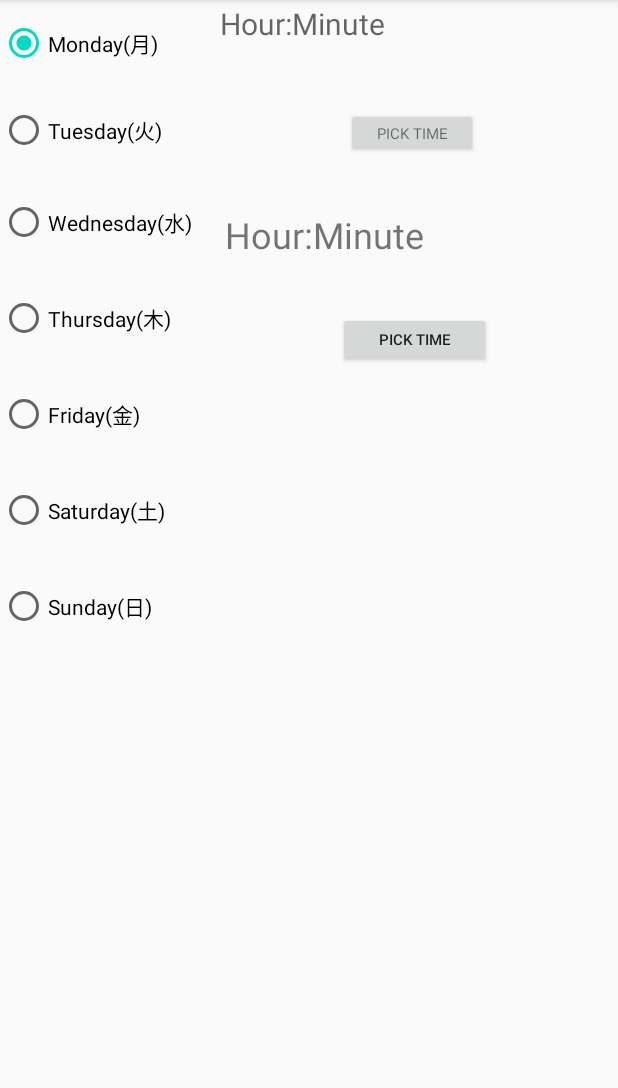
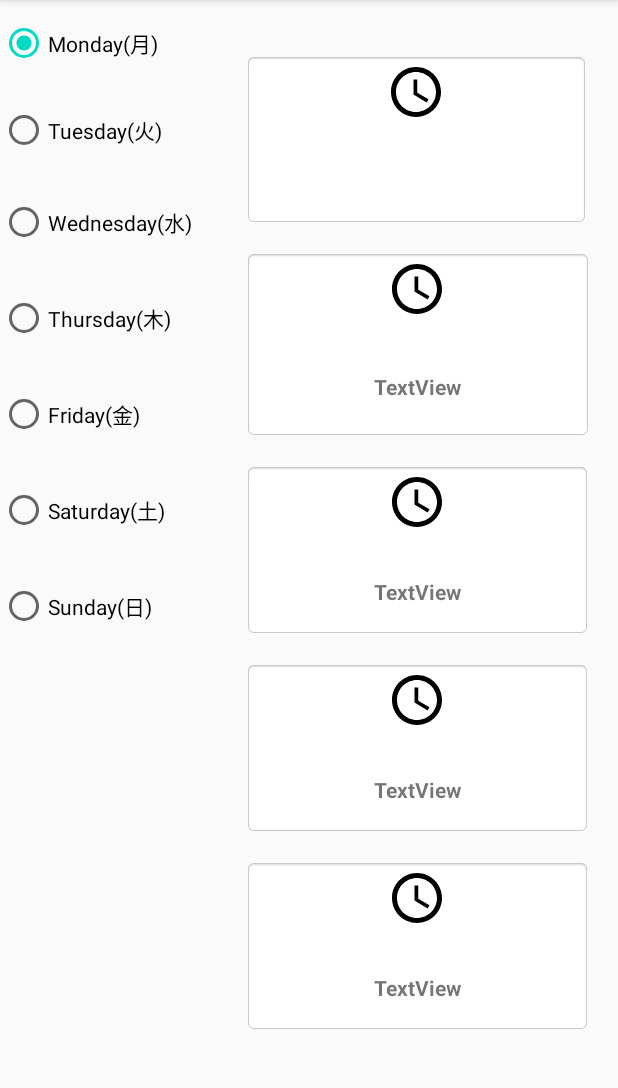
Before and after one commit to KUASE-AndroidDev2020/Project09, an Android app: the Create_a_calendar screen opened directly, with no data from a screen before it, on a phone screen of 412 x 824 dp, the part 84-1172 px from its top. Run offline under Robolectric (Android 15) with nearby library versions, the phone set to English and light mode, and no system bars.

Commit message:
create main2

```diff
--- a/app/src/main/AndroidManifest.xml
+++ b/app/src/main/AndroidManifest.xml
@@ -9,7 +9,7 @@
         android:roundIcon="@mipmap/ic_launcher_round"
         android:supportsRtl="true"
         android:theme="@style/AppTheme">
-        <activity android:name=".timer"></activity>
+        <activity android:name=".Main2Activity"></activity>
         <activity android:name=".Create_a_calendar" />
         <activity android:name=".MainActivity">
             <intent-filter>
@@ -17,6 +17,7 @@
 
                 <category android:name="android.intent.category.LAUNCHER" />
             </intent-filter>
+
         </activity>
     </application>
 
--- a/app/src/main/java/com/example/project09/Create_a_calendar.java
+++ b/app/src/main/java/com/example/project09/Create_a_calendar.java
@@ -4,21 +4,23 @@ import androidx.appcompat.app.AppCompatActivity;
 
 import android.app.TimePickerDialog;
 import android.content.Context;
+import android.graphics.Color;
+import android.graphics.drawable.ColorDrawable;
 import android.os.Bundle;
+import android.text.format.DateFormat;
 import android.view.View;
 import android.widget.Button;
 import android.widget.TextView;
 import android.widget.TimePicker;
 
+import java.text.ParseException;
+import java.text.SimpleDateFormat;
 import java.util.Calendar;
+import java.util.Date;
 
 public class Create_a_calendar extends AppCompatActivity {
-
-   TextView mTimeTextView;
-
-    Button mPickTimeButton;
-
-    Context mContext = this;
+    TextView tvTimer1,tvTimer2,tvTimer3,tvTimer4,tvTimer5;
+    int t1Hour,t1Minute,t2Hour,t2Minute,t3Hour,t3Minute,t4Hour,t4Minute,t5Hour,t5Minute;
 
 
     @Override
@@ -26,48 +28,137 @@ public class Create_a_calendar extends AppCompatActivity {
         super.onCreate(savedInstanceState);
         setContentView(R.layout.activity_create_a_calendar);
 
+        tvTimer1 = findViewById(R.id.tv_timer1);
+        tvTimer2 = findViewById(R.id.tv_timer2);
+        tvTimer3 = findViewById(R.id.tv_timer3);
+        tvTimer4 = findViewById(R.id.tv_timer4);
+        tvTimer5 = findViewById(R.id.tv_timer5);
 
-        mTimeTextView = (TextView) findViewById(R.id.time_text_view);
-
-        Calendar calendar = Calendar.getInstance();
-
-        final int hour = calendar.get(Calendar.HOUR_OF_DAY);
-        final int minute = calendar.get(Calendar.MINUTE);
-
-
-        mPickTimeButton = (Button) findViewById(R.id.pick_time_button);
-        mPickTimeButton.setOnClickListener(new View.OnClickListener() {
+        tvTimer1.setOnClickListener(new View.OnClickListener() {
             @Override
             public void onClick(View v) {
 
-                TimePickerDialog timePickerDialog = new TimePickerDialog(mContext, new TimePickerDialog.OnTimeSetListener() {
+                TimePickerDialog timePickerDialog = new TimePickerDialog(
+                        Create_a_calendar.this,
+                        new TimePickerDialog.OnTimeSetListener() {
                             @Override
                             public void onTimeSet(TimePicker view, int hourOfDay, int minute) {
-                        mTimeTextView.setText(hourOfDay + ":" + minute);
+
+                                t1Hour = hourOfDay;
+                                t1Minute = minute;
+
+                                Calendar calendar = Calendar.getInstance();
+                                calendar.set(0,0,0,t1Hour,t1Minute);
+                                tvTimer1.setText(DateFormat.format("hh:mm aa",calendar));
                             }
-                }, hour, minute, android.text.format.DateFormat.is24HourFormat(mContext));
+                        },12,0,false
+                );
+                timePickerDialog.updateTime(t1Hour,t1Minute);
                 timePickerDialog.show();
             }
         });
 
+        tvTimer2.setOnClickListener(new View.OnClickListener() {
+            @Override
+            public void onClick(View v) {
+                TimePickerDialog timePickerDialog =new TimePickerDialog(
+                        Create_a_calendar.this,
+                        android.R.style.Theme_Holo_Light_Dialog_MinWidth,
+                        new TimePickerDialog.OnTimeSetListener() {
+                            @Override
+                            public void onTimeSet(TimePicker view, int hourOfDay, int minute) {
+                                t2Hour = hourOfDay;
+                                t2Minute = minute;
+                                String time = t2Hour + ":" + t2Minute;
+                                SimpleDateFormat f24Hours = new SimpleDateFormat(
+                                        "HH:mm"
+                                );
+                                try {
 
 
-        mTimeTextView = (TextView) findViewById(R.id.time_text_view2);
+                                    Date date = f24Hours.parse(time);
+                                    SimpleDateFormat f12Hours = new SimpleDateFormat(
+                                            "hh:mm aa"
+                                    );
+                                    tvTimer2.setText(f12Hours.format(date));
 
-
-
-
-        mPickTimeButton = (Button) findViewById(R.id.pick_time_button2);
-        mPickTimeButton.setOnClickListener(new View.OnClickListener() {
+                                } catch (ParseException e) {
+                                    e.printStackTrace();
+                                }
+                            }
+                        },12,0,false
+                );
+                timePickerDialog.getWindow().setBackgroundDrawable(new ColorDrawable(Color.TRANSPARENT));
+                timePickerDialog.updateTime(t2Hour,t2Minute);
+                timePickerDialog.show();
+            }
+        });
+        tvTimer3.setOnClickListener(new View.OnClickListener() {
             @Override
             public void onClick(View v) {
 
-                TimePickerDialog timePickerDialog = new TimePickerDialog(mContext, new TimePickerDialog.OnTimeSetListener() {
+                TimePickerDialog timePickerDialog = new TimePickerDialog(
+                        Create_a_calendar.this,
+                        new TimePickerDialog.OnTimeSetListener() {
                             @Override
                             public void onTimeSet(TimePicker view, int hourOfDay, int minute) {
-                        mTimeTextView.setText(hourOfDay + ":" + minute);
+
+                                t3Hour = hourOfDay;
+                                t3Minute = minute;
+
+                                Calendar calendar = Calendar.getInstance();
+                                calendar.set(0,0,0,t3Hour,t3Minute);
+                                tvTimer3.setText(DateFormat.format("hh:mm aa",calendar));
                             }
-                },hour,minute,android.text.format.DateFormat.is24HourFormat(mContext));
+                        },12,0,false
+                );
+                timePickerDialog.updateTime(t3Hour,t3Minute);
+                timePickerDialog.show();
+            }
+        });
+        tvTimer4.setOnClickListener(new View.OnClickListener() {
+            @Override
+            public void onClick(View v) {
+
+                TimePickerDialog timePickerDialog = new TimePickerDialog(
+                        Create_a_calendar.this,
+                        new TimePickerDialog.OnTimeSetListener() {
+                            @Override
+                            public void onTimeSet(TimePicker view, int hourOfDay, int minute) {
+
+                                t4Hour = hourOfDay;
+                                t4Minute = minute;
+
+                                Calendar calendar = Calendar.getInstance();
+                                calendar.set(0,0,0,t4Hour,t4Minute);
+                                tvTimer4.setText(DateFormat.format("hh:mm aa",calendar));
+                            }
+                        },12,0,false
+                );
+                timePickerDialog.updateTime(t4Hour,t4Minute);
+                timePickerDialog.show();
+            }
+        });
+        tvTimer5.setOnClickListener(new View.OnClickListener() {
+            @Override
+            public void onClick(View v) {
+
+                TimePickerDialog timePickerDialog = new TimePickerDialog(
+                        Create_a_calendar.this,
+                        new TimePickerDialog.OnTimeSetListener() {
+                            @Override
+                            public void onTimeSet(TimePicker view, int hourOfDay, int minute) {
+
+                                t5Hour = hourOfDay;
+                                t5Minute = minute;
+
+                                Calendar calendar = Calendar.getInstance();
+                                calendar.set(0,0,0,t5Hour,t5Minute);
+                                tvTimer5.setText(DateFormat.format("hh:mm aa",calendar));
+                            }
+                        },12,0,false
+                );
+                timePickerDialog.updateTime(t5Hour,t5Minute);
                 timePickerDialog.show();
             }
         });
--- a/app/src/main/java/com/example/project09/MainActivity.java
+++ b/app/src/main/java/com/example/project09/MainActivity.java
@@ -17,4 +17,10 @@ public class MainActivity extends AppCompatActivity {
         Intent Create_a_calendar = new Intent(this, Create_a_calendar.class);
         startActivity(Create_a_calendar);
     }
+    public void gotoMain2(View view){
+        Intent Main2Activity = new Intent( this,Main2Activity.class);
+        startActivity(Main2Activity);
+    }
+
+
 }
--- /dev/null
+++ b/app/src/main/res/drawable/ic_time.xml
@@ -0,0 +1,4 @@
+<vector android:height="40dp" android:viewportHeight="24.0"
+    android:viewportWidth="24.0" android:width="40dp" xmlns:android="http://schemas.android.com/apk/res/android">
+    <path android:fillColor="#FF000000" android:pathData="M11.99,2C6.47,2 2,6.48 2,12s4.47,10 9.99,10C17.52,22 22,17.52 22,12S17.52,2 11.99,2zM12,20c-4.42,0 -8,-3.58 -8,-8s3.58,-8 8,-8 8,3.58 8,8 -3.58,8 -8,8zM12.5,7H11v6l5.25,3.15 0.75,-1.23 -4.5,-2.67z"/>
+</vector>
--- a/app/src/main/res/layout/activity_create_a_calendar.xml
+++ b/app/src/main/res/layout/activity_create_a_calendar.xml
@@ -64,71 +64,80 @@
 
     </RadioGroup>
 
-    <RelativeLayout
-        android:layout_width="268dp"
-        android:layout_height="732dp"
-        android:layout_marginStart="148dp"
-        android:layout_marginLeft="148dp"
+    <LinearLayout
+        android:layout_width="263dp"
+        android:layout_height="729dp"
+        android:orientation="vertical"
+        android:padding="16dp"
         app:layout_constraintBottom_toBottomOf="parent"
         app:layout_constraintEnd_toEndOf="parent"
-        app:layout_constraintHorizontal_bias="0.4"
-        app:layout_constraintStart_toStartOf="@+id/radioGroup"
-        app:layout_constraintTop_toTopOf="parent"
-        app:layout_constraintVertical_bias="0.0">
+        app:layout_constraintHorizontal_bias="0.986"
+        app:layout_constraintStart_toStartOf="parent"
+        app:layout_constraintTop_toTopOf="parent">
 
         <TextView
-            android:id="@+id/time_text_view"
-            android:layout_width="match_parent"
-            android:layout_height="65dp"
-            android:layout_alignParentTop="true"
-            android:layout_alignParentEnd="true"
-            android:layout_alignParentRight="true"
-            android:layout_marginTop="2dp"
-            android:layout_marginEnd="0dp"
-            android:layout_marginRight="0dp"
-            android:text="Hour:Minute"
-            android:textAppearance="@style/TextAppearance.AppCompat.Medium"
-            android:textSize="20dp" />
+            android:id="@+id/tv_timer1"
+            android:layout_width="230dp"
+            android:layout_height="115dp"
+            android:background="@android:drawable/editbox_background"
+            android:drawableTop="@drawable/ic_time"
+            android:drawablePadding="16dp"
+            android:gravity="center"
 
-        <Button
-            android:id="@+id/pick_time_button"
-            android:layout_width="wrap_content"
-            android:layout_height="33dp"
-            android:layout_alignParentTop="true"
-            android:layout_alignParentEnd="true"
-            android:layout_alignParentRight="true"
-            android:layout_marginTop="72dp"
-            android:layout_marginEnd="96dp"
-            android:layout_marginRight="96dp"
-            android:text="PICK TIME"
-            android:textAppearance="@style/TextAppearance.AppCompat.Small"
-            android:textSize="10dp" />
+            />
 
         <TextView
-            android:id="@+id/time_text_view2"
-            android:layout_width="257dp"
-            android:layout_height="57dp"
-            android:layout_alignParentTop="true"
-            android:layout_alignParentEnd="true"
-            android:layout_alignParentRight="true"
-            android:layout_marginTop="140dp"
-            android:layout_marginEnd="7dp"
-            android:layout_marginRight="7dp"
-            android:text="Hour:Minute"
-            android:textSize="24sp" />
+            android:id="@+id/tv_timer2"
+            android:layout_width="232dp"
+            android:layout_height="126dp"
+            android:layout_marginTop="16dp"
+            android:background="@android:drawable/editbox_background"
+            android:drawableTop="@drawable/ic_time"
+            android:drawablePadding="16dp"
+            android:gravity="center"
+            android:hint="Select Time"
+            android:text="TextView"
+            android:textStyle="bold" />
 
-        <Button
-            android:id="@+id/pick_time_button2"
-            android:layout_width="102dp"
-            android:layout_height="37dp"
-            android:layout_alignParentTop="true"
-            android:layout_alignParentEnd="true"
-            android:layout_alignParentRight="true"
-            android:layout_marginTop="208dp"
-            android:layout_marginEnd="87dp"
-            android:layout_marginRight="87dp"
-            android:text="PICK TIME"
-            android:textSize="10sp" />
-    </RelativeLayout>
+        <TextView
+            android:id="@+id/tv_timer3"
+            android:layout_width="match_parent"
+            android:layout_height="116dp"
+            android:layout_marginTop="16dp"
+            android:drawableTop="@drawable/ic_time"
+            android:drawablePadding="16dp"
+            android:background="@android:drawable/editbox_background"
+            android:gravity="center"
+            android:hint="Select Time"
+            android:text="TextView"
+            android:textStyle="bold" />
+
+        <TextView
+            android:id="@+id/tv_timer4"
+            android:layout_width="match_parent"
+            android:layout_height="116dp"
+            android:layout_marginTop="16dp"
+            android:drawableTop="@drawable/ic_time"
+            android:background="@android:drawable/editbox_background"
+            android:drawablePadding="16dp"
+            android:gravity="center"
+            android:hint="Select Time"
+            android:text="TextView"
+            android:textStyle="bold" />
+
+        <TextView
+            android:id="@+id/tv_timer5"
+            android:layout_width="match_parent"
+            android:layout_height="116dp"
+            android:layout_marginTop="16dp"
+            android:background="@android:drawable/editbox_background"
+            android:drawableTop="@drawable/ic_time"
+            android:drawablePadding="16dp"
+            android:gravity="center"
+            android:hint="Select Time"
+            android:text="TextView"
+            android:textStyle="bold" />
+
+    </LinearLayout>
 
 </androidx.constraintlayout.widget.ConstraintLayout>
--- a/app/src/main/res/layout/activity_main.xml
+++ b/app/src/main/res/layout/activity_main.xml
@@ -39,6 +39,7 @@
         android:layout_height="56dp"
         android:text="Open calendar"
         android:textSize="14sp"
+        android:onClick="gotoMain2"
         app:layout_constraintBottom_toBottomOf="parent"
         app:layout_constraintEnd_toEndOf="parent"
         app:layout_constraintStart_toStartOf="parent"
```
Also changed, not shown: app/src/main/java/com/example/project09/Main2Activity.java (renamed from app/src/main/java/com/example/project09/timer.java, +2 -6 lines), app/src/main/res/layout/activity_main2.xml (added, +18 -0 lines), app/src/main/res/layout/activity_timer.xml (deleted, +0 -9 lines). Lines whose indentation alone changed are shown as unchanged.
